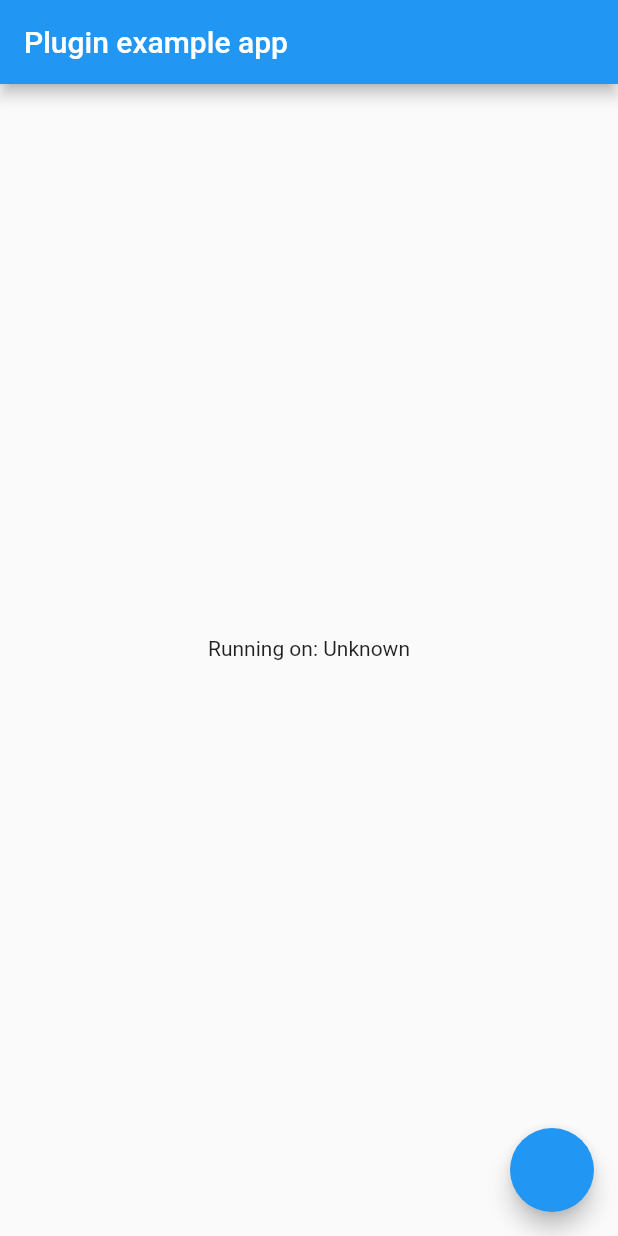
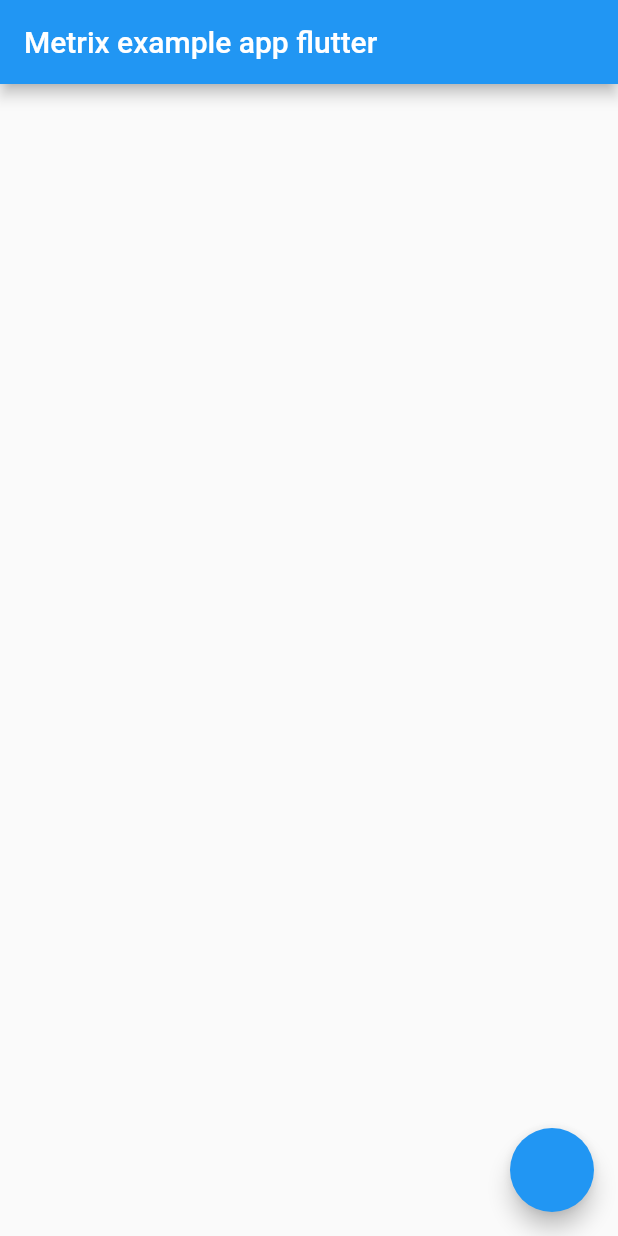
Before and after one commit to metrixorg/MetrixSDK-flutterPlugin, a Flutter app: the screen it shows after launch, on a phone screen of 412 x 824 dp. Run offline on Flutter 3.47's test engine with Material 2 defaults, Android fonts, the phone set to English and light mode, and no system bars.

Commit message:
some changes

```diff
--- a/example/lib/main.dart
+++ b/example/lib/main.dart
@@ -12,45 +12,19 @@ class MyApp extends StatefulWidget {
 }
 
 class _MyAppState extends State<MyApp> {
-  String _platformVersion = 'Unknown';
 
   @override
   void initState() {
     super.initState();
     Metrix.initialize("ilhskoifzdmyhhk");
-//    Metrix.newEvent("flutter",   null,null);
-//    initPlatformState();
   }
-
-//  // Platform messages are asynchronous, so we initialize in an async method.
-//  Future<void> initPlatformState() async {
-//    String platformVersion;
-//    // Platform messages may fail, so we use a try/catch PlatformException.
-//    try {
-//      platformVersion = await Metrix.platformVersion;
-//    } on PlatformException {
-//      platformVersion = 'Failed to get platform version.';
-//    }
-//
-//    // If the widget was removed from the tree while the asynchronous platform
-//    // message was in flight, we want to discard the reply rather than calling
-//    // setState to update our non-existent appearance.
-//    if (!mounted) return;
-//
-//    setState(() {
-//      _platformVersion = platformVersion;
-//    });
-//  }
 
   @override
   Widget build(BuildContext context) {
     return MaterialApp(
       home: Scaffold(
         appBar: AppBar(
-          title: const Text('Plugin example app'),
-        ),
-        body: Center(
-          child: Text('Running on: $_platformVersion\n'),
+          title: const Text('Metrix example app flutter'),
         ),
         floatingActionButton: FloatingActionButton(onPressed: press),
       ),
--- a/pubspec.yaml
+++ b/pubspec.yaml
@@ -1,7 +1,7 @@
 name: metrix
-description: A new Flutter plugin.
+description: Metrix flutter plugin.
 version: 0.9.2
-author: metrix <ff@aa.com>
+author: metrixir <admin@metrix.ir>
 homepage: https://metrix.ir
 
 environment:
```
Also changed, not shown: 9 other files.
